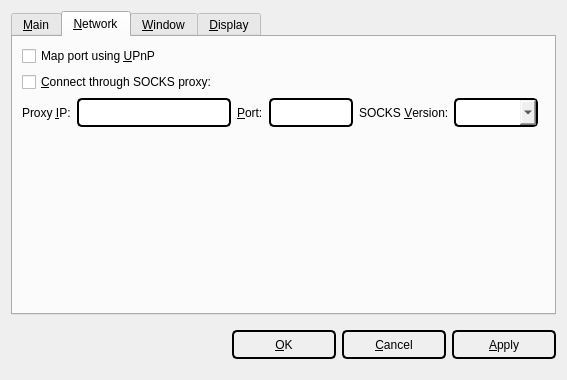
Above: src/qt/forms/optionsdialog.ui from ShieldCoin/SHIELD-v2-old before the change. Below: the same form after it.
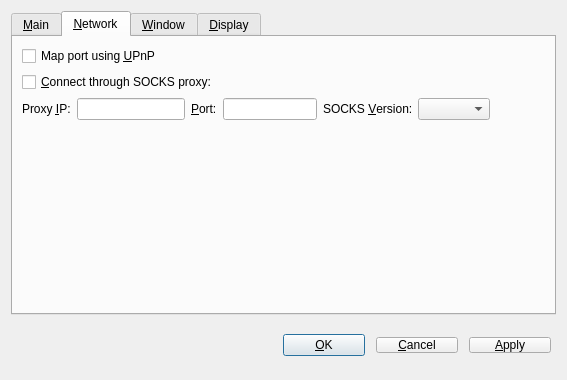
That is the form after the change. The open tabs and pages were chosen to show the change. Icons and pictures are not drawn. Custom widgets are drawn as their Qt base class.

```diff
--- a/src/qt/forms/optionsdialog.ui
+++ b/src/qt/forms/optionsdialog.ui
@@ -1422,16 +1422,7 @@
             <string>IP address of the proxy (e.g. 127.0.0.1)</string>
            </property>
            <property name="styleSheet">
-            <string notr="true">
-border-top-left-radius: 5px;
-border-top-right-radius: 5px;
-border-bottom-left-radius: 5px;
-border-bottom-right-radius: 5px;
-border: 2px solid #000000;
-min-height: 25px;
-max-height: 25px;
-min-width: 150px;
-max-width: 150px;</string>
+            <string notr="true"></string>
            </property>
           </widget>
          </item>
@@ -1460,15 +1451,7 @@
             <string>Port of the proxy (e.g. 9050)</string>
            </property>
            <property name="styleSheet">
-            <string notr="true">border-top-left-radius: 5px;
-border-top-right-radius: 5px;
-border-bottom-left-radius: 5px;
-border-bottom-right-radius: 5px;
-border: 2px solid #000000;
-min-height: 25px;
-max-height: 25px;
-min-width: 80px;
-max-width: 80px;</string>
+            <string notr="true"></string>
            </property>
           </widget>
          </item>
@@ -1491,15 +1474,7 @@
             <string>SOCKS version of the proxy (e.g. 5)</string>
            </property>
            <property name="styleSheet">
-            <string notr="true">border-top-left-radius: 5px;
-border-top-right-radius: 5px;
-border-bottom-left-radius: 5px;
-border-bottom-right-radius: 5px;
-border: 2px solid #000000;
-min-height: 25px;
-max-height: 25px;
-min-width: 80px;
-max-width: 80px;</string>
+            <string notr="true"></string>
            </property>
           </widget>
          </item>
@@ -1763,15 +1738,8 @@
       <widget class="QPushButton" name="okButton">
        <property name="styleSheet">
         <string notr="true">
-border-top-left-radius: 5px;
-border-top-right-radius: 5px;
-border-bottom-left-radius: 5px;
-border-bottom-right-radius: 5px;
-border: 2px solid #000000;
-min-height: 25px;
-max-height: 25px;
-min-width: 100px;
-max-width: 100px;</string>
+min-width: 80px;
+max-width: 80px;</string>
        </property>
        <property name="text">
         <string>&amp;OK</string>
@@ -1782,15 +1750,9 @@
       <widget class="QPushButton" name="cancelButton">
        <property name="styleSheet">
         <string notr="true">
-border-top-left-radius: 5px;
-border-top-right-radius: 5px;
-border-bottom-left-radius: 5px;
-border-bottom-right-radius: 5px;
-border: 2px solid #000000;
-min-height: 25px;
-max-height: 25px;
-min-width: 100px;
-max-width: 100px;</string>
+margin-left: 5px;
+min-width: 80px;
+max-width: 80px;</string>
        </property>
        <property name="text">
         <string>&amp;Cancel</string>
@@ -1804,15 +1766,10 @@
       <widget class="QPushButton" name="applyButton">
        <property name="styleSheet">
         <string notr="true">
-border-top-left-radius: 5px;
-border-top-right-radius: 5px;
-border-bottom-left-radius: 5px;
-border-bottom-right-radius: 5px;
-border: 2px solid #000000;
-min-height: 25px;
-max-height: 25px;
-min-width: 100px;
-max-width: 100px;</string>
+margin-left: 5px;
+margin-right: 5px;
+min-width: 80px;
+max-width: 80px;</string>
        </property>
        <property name="text">
         <string>&amp;Apply</string>
```
Left out of the diff: 42 changed lines with no effect on the pictures.
